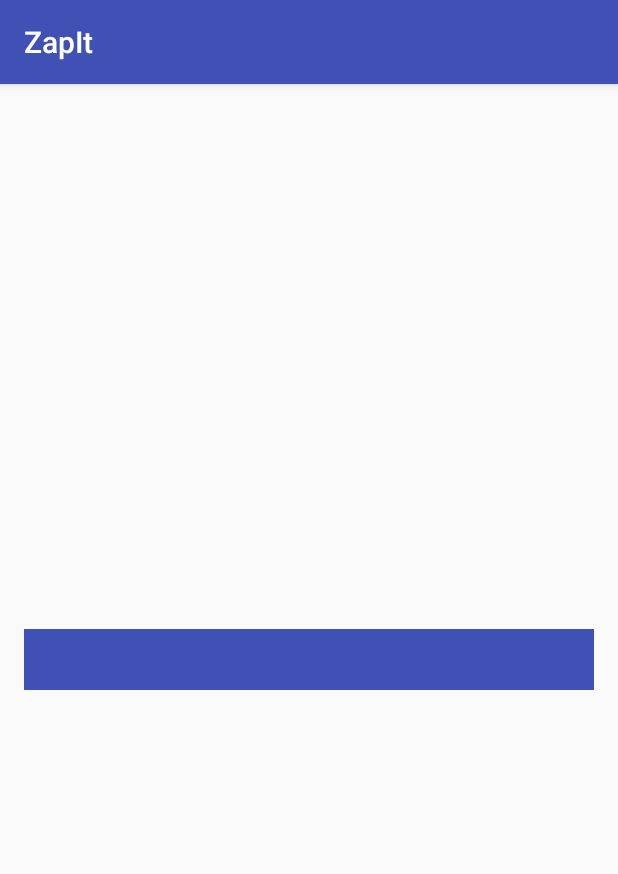
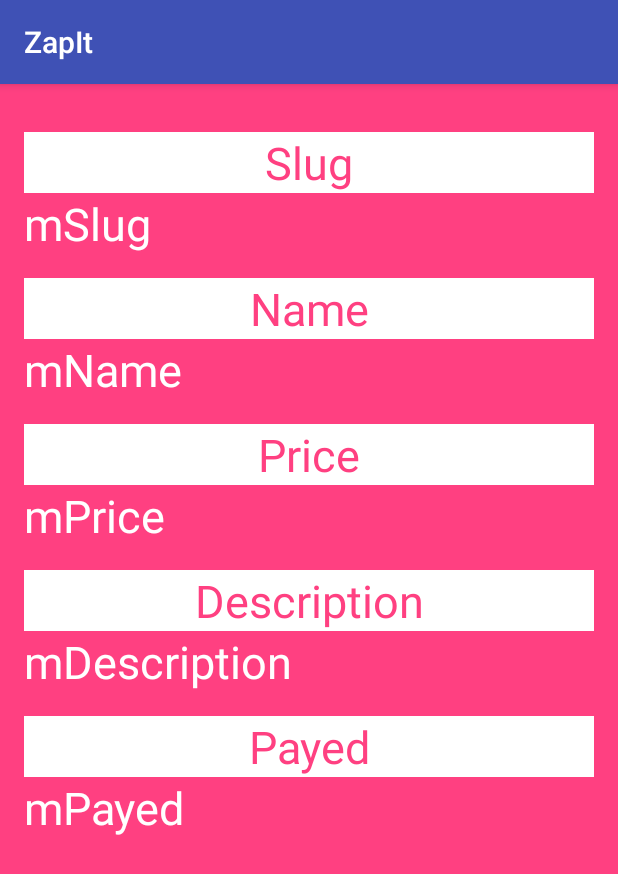
Before and after one commit to george-sp/ZapIt, an Android app: the DetailActivity screen opened directly, with no data from a screen before it, on a phone screen of 412 x 824 dp. Shown: the top 874 px of the screen. Run offline under Robolectric (Android 15) with nearby library versions, the phone set to English and light mode, and no system bars.

Commit message:
Create DetailActivity. Resolve #2.

```diff
--- a/app/src/main/java/com/codeburrow/zapit/DetailActivity.java
+++ b/app/src/main/java/com/codeburrow/zapit/DetailActivity.java
@@ -5,15 +5,22 @@ import android.support.v7.app.AppCompatActivity;
 import android.util.Log;
 import android.widget.TextView;
 
+import com.codeburrow.zapit.api.ZapItApi;
 import com.codeburrow.zapit.tasks.FindProductTask;
 
+import org.json.JSONException;
 import org.json.JSONObject;
 
 public class DetailActivity extends AppCompatActivity implements FindProductTask.FindProductResponse {
 
     private static final String LOG_TAG = DetailActivity.class.getSimpleName();
 
-    private TextView mTextView;
+    private TextView mSlugTextView;
+    private TextView mNameTextView;
+    private TextView mPriceTextView;
+    private TextView mDescriptionTextView;
+    private TextView mPayedTextView;
+
     private String mNdefMessage;
 
     @Override
@@ -21,7 +28,11 @@ public class DetailActivity extends AppCompatActivity implements FindProductTask
         super.onCreate(savedInstanceState);
         setContentView(R.layout.activity_detail);
 
-        mTextView = (TextView) findViewById(R.id.text_view);
+        mSlugTextView = (TextView) findViewById(R.id.detail_slug_textview);
+        mNameTextView = (TextView) findViewById(R.id.detail_name_textview);
+        mPriceTextView = (TextView) findViewById(R.id.detail_description_textview);
+        mDescriptionTextView = (TextView) findViewById(R.id.detail_price_textview);
+        mPayedTextView = (TextView) findViewById(R.id.detail_payed_textview);
 
         Bundle intentExtras = getIntent().getExtras();
         mNdefMessage = intentExtras != null ? intentExtras.getString(ScanNfcActivity.NDEF_MESSAGE_EXTRA) : null;
@@ -34,8 +45,21 @@ public class DetailActivity extends AppCompatActivity implements FindProductTask
 
     @Override
     public void onProcessFindProductFinish(JSONObject result) {
-        mTextView.setText(result.toString());
+        getProductDetailsFromJson(result);
 
         Log.e(LOG_TAG, result.toString());
     }
+
+    private void getProductDetailsFromJson(JSONObject productJson) {
+        try {
+            mSlugTextView.setText(productJson.getString(ZapItApi.SLUG));
+            mNameTextView.setText(productJson.getString(ZapItApi.NAME));
+            mPriceTextView.setText(productJson.getString(ZapItApi.PRICE));
+            mDescriptionTextView.setText(productJson.getString(ZapItApi.DESCRIPTION));
+            mPayedTextView.setText(String.format("%s", productJson.getBoolean(ZapItApi.PAYED)));
+        } catch (JSONException e) {
+            Log.e(LOG_TAG, e.getMessage());
+        }
+    }
+
 }
--- a/app/src/main/res/layout/activity_detail.xml
+++ b/app/src/main/res/layout/activity_detail.xml
@@ -1,23 +1,143 @@
 <?xml version="1.0" encoding="utf-8"?>
-<RelativeLayout
+
+<ScrollView
     xmlns:android="http://schemas.android.com/apk/res/android"
     xmlns:tools="http://schemas.android.com/tools"
+    android:layout_height="match_parent"
+    android:layout_width="match_parent"
+    android:fillViewport="true">
+
+<LinearLayout
+    android:orientation="vertical"
     android:layout_width="match_parent"
     android:layout_height="match_parent"
     android:paddingBottom="@dimen/activity_vertical_margin"
     android:paddingLeft="@dimen/activity_horizontal_margin"
     android:paddingRight="@dimen/activity_horizontal_margin"
     android:paddingTop="@dimen/activity_vertical_margin"
+    android:background="@color/colorAccent"
     tools:context="com.codeburrow.zapit.DetailActivity">
 
     <TextView
-        android:id="@+id/text_view"
+        android:id="@+id/detail_slug_label_textview"
+        android:layout_height="wrap_content"
         android:layout_width="match_parent"
+        android:background="@android:color/white"
+        android:textAlignment="center"
+        android:textSize="30sp"
+        android:textColor="@color/colorAccent"
+        android:layout_marginTop="@dimen/activity_vertical_margin"
+        android:fontFamily="sans-serif"
+        android:gravity="center_vertical"
+        android:text="Slug"
+        android:textAppearance="@style/TextAppearance.AppCompat.Title"
+        />
+
+    <TextView
+        android:id="@+id/detail_slug_textview"
         android:layout_height="wrap_content"
-        android:layout_centerInParent="true"
-        android:background="@color/colorPrimary"
+        android:layout_width="wrap_content"
+        android:textSize="30sp"
+        android:gravity="center_vertical"
+        android:textAppearance="@style/TextAppearance.AppCompat.Headline"
+        android:textColor="@android:color/white"
+        android:text="mSlug"/>
+
+    <TextView
+        android:id="@+id/detail_name_label_textview"
+        android:layout_height="wrap_content"
+        android:layout_width="match_parent"
+        android:background="@android:color/white"
         android:textAlignment="center"
+        android:textSize="30sp"
+        android:textColor="@color/colorAccent"
+        android:layout_marginTop="@dimen/activity_vertical_margin"
+        android:fontFamily="sans-serif"
+        android:gravity="center_vertical"
+        android:text="Name"
+        android:textAppearance="@style/TextAppearance.AppCompat.Title"
+        />
+
+    <TextView
+        android:id="@+id/detail_name_textview"
+        android:layout_height="wrap_content"
+        android:layout_width="wrap_content"
+        android:textSize="30sp"
+        android:gravity="center_vertical"
+        android:textAppearance="@style/TextAppearance.AppCompat.Headline"
         android:textColor="@android:color/white"
-        android:textSize="30sp"/>
+        android:text="mName"/>
 
-</RelativeLayout>
+    <TextView
+        android:id="@+id/detail_price_label_textview"
+        android:layout_height="wrap_content"
+        android:layout_width="match_parent"
+        android:background="@android:color/white"
+        android:textAlignment="center"
+        android:textSize="30sp"
+        android:textColor="@color/colorAccent"
+        android:layout_marginTop="@dimen/activity_vertical_margin"
+        android:fontFamily="sans-serif"
+        android:gravity="center_vertical"
+        android:text="Price"
+        />
+
+    <TextView
+        android:id="@+id/detail_price_textview"
+        android:layout_height="wrap_content"
+        android:layout_width="wrap_content"
+        android:textSize="30sp"
+        android:gravity="center_vertical"
+        android:textAppearance="@style/TextAppearance.AppCompat.Headline"
+        android:textColor="@android:color/white"
+        android:text="mPrice"/>
+
+    <TextView
+        android:id="@+id/detail_description_label_textview"
+        android:layout_height="wrap_content"
+        android:layout_width="match_parent"
+        android:background="@android:color/white"
+        android:textAlignment="center"
+        android:textSize="30sp"
+        android:textColor="@color/colorAccent"
+        android:layout_marginTop="@dimen/activity_vertical_margin"
+        android:fontFamily="sans-serif"
+        android:gravity="center_vertical"
+        android:text="Description"
+        />
+
+    <TextView
+        android:id="@+id/detail_description_textview"
+        android:layout_height="wrap_content"
+        android:layout_width="wrap_content"
+        android:textSize="30sp"
+        android:gravity="center_vertical"
+        android:textAppearance="@style/TextAppearance.AppCompat.Headline"
+        android:textColor="@android:color/white"
+        android:text="mDescription"/>
+
+    <TextView
+        android:id="@+id/detail_payed_label_textview"
+        android:layout_height="wrap_content"
+        android:layout_width="match_parent"
+        android:background="@android:color/white"
+        android:textAlignment="center"
+        android:textSize="30sp"
+        android:textColor="@color/colorAccent"
+        android:layout_marginTop="@dimen/activity_vertical_margin"
+        android:fontFamily="sans-serif"
+        android:gravity="center_vertical"
+        android:text="Payed"
+        />
+
+    <TextView
+        android:id="@+id/detail_payed_textview"
+        android:layout_height="wrap_content"
+        android:layout_width="wrap_content"
+        android:textSize="30sp"
+        android:gravity="center_vertical"
+        android:textAppearance="@style/TextAppearance.AppCompat.Headline"
+        android:textColor="@android:color/white"
+        android:text="mPayed"/>
+</LinearLayout>
+</ScrollView>
```
